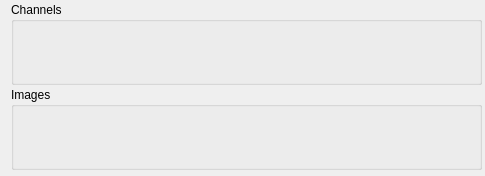
Qt form code/display/QtViewer/AnimatorHolder.ui (radio-astro/casa) before a commit.
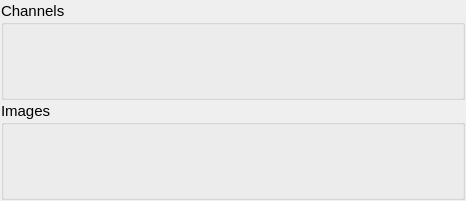
The same form after that commit.

```diff
--- a/code/display/QtViewer/AnimatorHolder.ui
+++ b/code/display/QtViewer/AnimatorHolder.ui
@@ -6,43 +6,54 @@
    <rect>
     <x>0</x>
     <y>0</y>
-    <width>485</width>
-    <height>176</height>
+    <width>466</width>
+    <height>201</height>
    </rect>
   </property>
   <property name="sizePolicy">
-   <sizepolicy hsizetype="MinimumExpanding" vsizetype="Fixed">
+   <sizepolicy hsizetype="MinimumExpanding" vsizetype="Preferred">
     <horstretch>0</horstretch>
-    <verstretch>8</verstretch>
+    <verstretch>0</verstretch>
    </sizepolicy>
   </property>
   <property name="minimumSize">
    <size>
     <width>130</width>
-    <height>8</height>
+    <height>200</height>
    </size>
   </property>
   <property name="windowTitle">
    <string/>
   </property>
   <layout class="QVBoxLayout" name="verticalLayout">
-   <property name="topMargin">
-    <number>2</number>
+   <property name="spacing">
+    <number>1</number>
+   </property>
+   <property name="margin">
+    <number>1</number>
    </property>
    <item>
     <widget class="QGroupBox" name="channelGroupBox">
      <property name="sizePolicy">
-      <sizepolicy hsizetype="MinimumExpanding" vsizetype="Preferred">
+      <sizepolicy hsizetype="Minimum" vsizetype="MinimumExpanding">
        <horstretch>0</horstretch>
        <verstretch>0</verstretch>
       </sizepolicy>
      </property>
      <property name="minimumSize">
       <size>
-       <width>471</width>
-       <height>83</height>
+       <width>0</width>
+       <height>95</height>
       </size>
      </property>
+     <property name="font">
+      <font>
+       <family>Arial</family>
+       <pointsize>11</pointsize>
+       <weight>50</weight>
+       <bold>false</bold>
+      </font>
+     </property>
      <property name="title">
       <string>Channels</string>
      </property>
@@ -51,17 +62,23 @@
    <item>
     <widget class="QGroupBox" name="imageGroupBox">
      <property name="sizePolicy">
-      <sizepolicy hsizetype="MinimumExpanding" vsizetype="Preferred">
+      <sizepolicy hsizetype="Minimum" vsizetype="MinimumExpanding">
        <horstretch>0</horstretch>
        <verstretch>0</verstretch>
       </sizepolicy>
      </property>
      <property name="minimumSize">
       <size>
-       <width>471</width>
-       <height>83</height>
+       <width>0</width>
+       <height>95</height>
       </size>
      </property>
+     <property name="font">
+      <font>
+       <family>Arial</family>
+       <pointsize>11</pointsize>
+      </font>
+     </property>
      <property name="title">
       <string>Images</string>
      </property>
```
